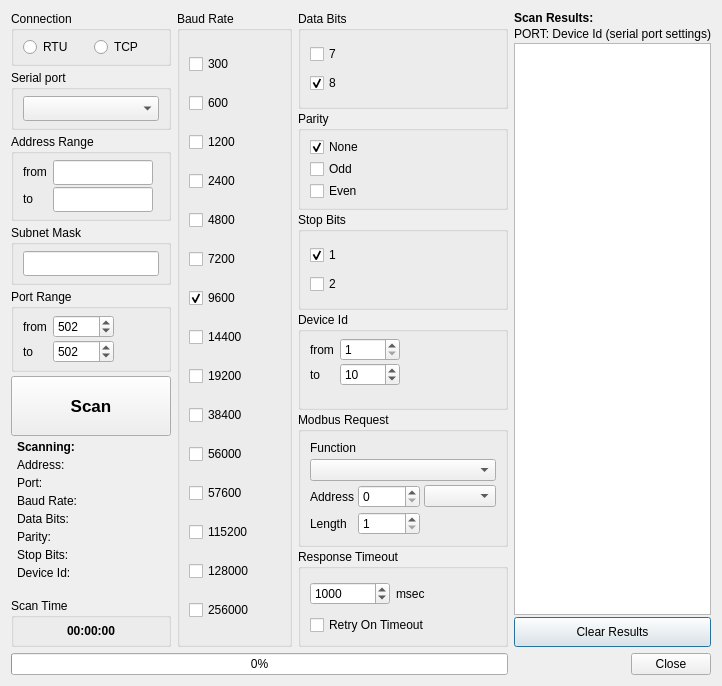
The window that omodscan/dialogs/dialogmodbusscanner.ui (sanny32/OpenModScan) describes before a commit, drawn with Qt 5.
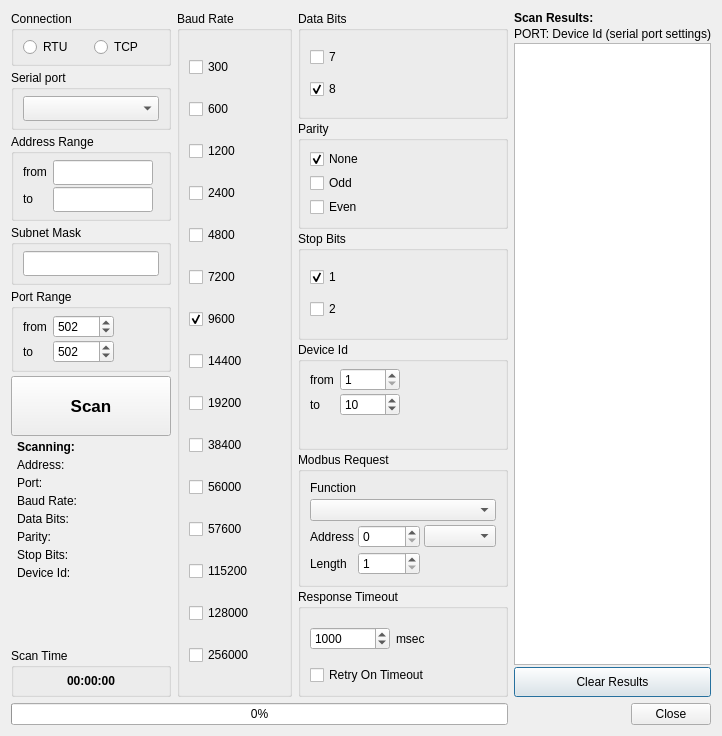
The same window after the commit. Icons and pictures are not drawn. Custom widgets are drawn as their Qt base class.

The edit to the form file:
```diff
--- a/omodscan/dialogs/dialogmodbusscanner.ui
+++ b/omodscan/dialogs/dialogmodbusscanner.ui
@@ -6,8 +6,8 @@
    <rect>
     <x>0</x>
     <y>0</y>
-    <width>707</width>
-    <height>686</height>
+    <width>718</width>
+    <height>736</height>
    </rect>
   </property>
   <property name="windowTitle">
```
Left out of the diff: 34 changed lines with no effect on the pictures.
